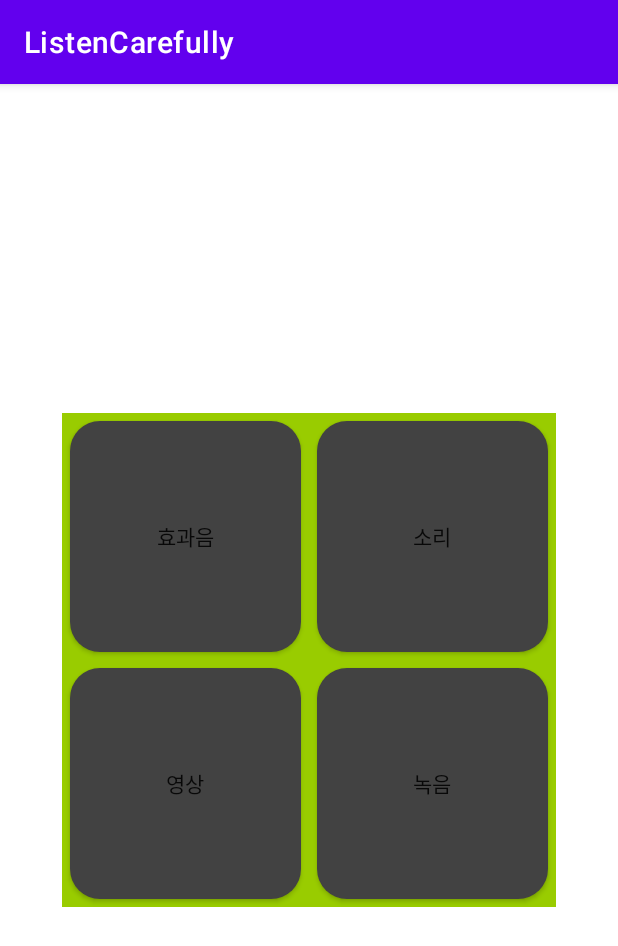
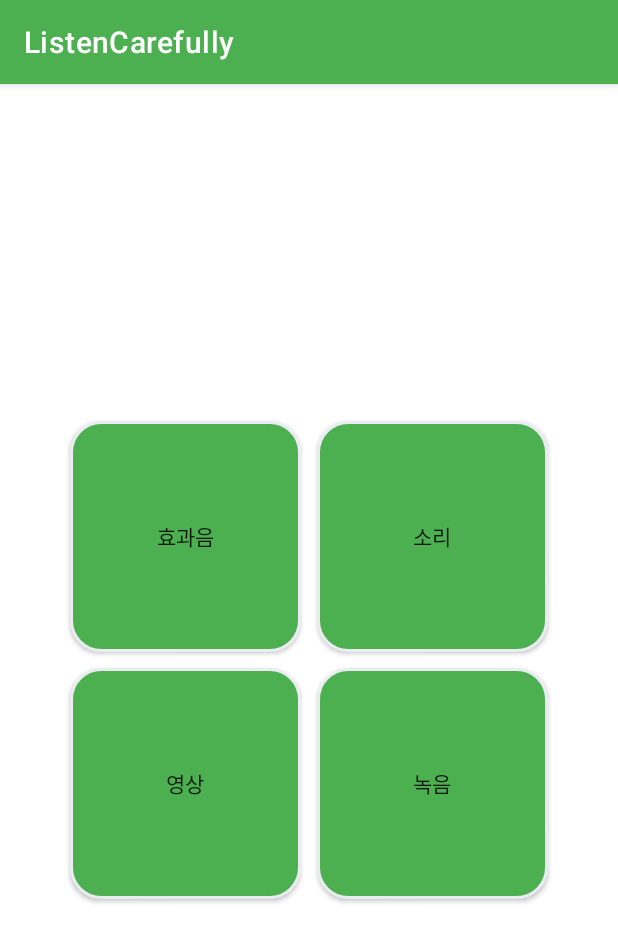
Before and after one commit to twaun95/Listen-Carefully, an Android app: the screen it shows after launch (MainActivity), on a phone screen of 412 x 824 dp. Shown: the top 946 px of the screen. Run offline under Robolectric (Android 15) with nearby library versions, the phone set to English and light mode, and no system bars; our stand-ins replace data binding.

Commit message:
main view

```diff
--- a/app/src/main/AndroidManifest.xml
+++ b/app/src/main/AndroidManifest.xml
@@ -4,7 +4,7 @@
     package="com.twaun95.listencarefully">
 
     <application
-        android:name=".di.LCApplication"
+        android:name=".LCApplication"
         android:allowBackup="true"
         android:dataExtractionRules="@xml/data_extraction_rules"
         android:fullBackupContent="@xml/backup_rules"
--- a/app/src/main/java/com/twaun95/listencarefully/di/LCApplication.kt
+++ b/app/src/main/java/com/twaun95/listencarefully/LCApplication.kt
@@ -1,4 +1,4 @@
-package com.twaun95.listencarefully.di
+package com.twaun95.listencarefully
 
 import android.app.Application
 import com.twaun95.listencarefully.di.modules.ManagerModule
--- a/app/src/main/res/drawable/button_main.xml
+++ b/app/src/main/res/drawable/button_main.xml
@@ -3,13 +3,15 @@
     <item android:state_pressed="true">
         <shape android:shape="rectangle">
             <corners android:radius="20dp"/>
-            <solid android:color="@color/teal_200"/>
+            <stroke android:width="2dp" android:color="@color/mono3"/>
+            <solid android:color="@color/test_background"/>
         </shape>
     </item>
     <item>
         <shape android:shape="rectangle">
             <corners android:radius="20dp"/>
-            <solid android:color="@color/cardview_dark_background"/>
+            <stroke android:width="2dp" android:color="@color/mono3"/>
+            <solid android:color="@color/primary"/>
         </shape>
     </item>
 </selector>
--- a/app/src/main/res/layout/activity_main.xml
+++ b/app/src/main/res/layout/activity_main.xml
@@ -15,7 +15,6 @@
         <androidx.constraintlayout.widget.ConstraintLayout
             android:layout_width="0dp"
             android:layout_height="0dp"
-            android:background="@android:color/holo_green_light"
             app:layout_constraintBottom_toBottomOf="parent"
             app:layout_constraintDimensionRatio="1"
             app:layout_constraintEnd_toEndOf="parent"
--- a/app/src/main/res/values/colors.xml
+++ b/app/src/main/res/values/colors.xml
@@ -3,8 +3,21 @@
     <color name="purple_200">#FFBB86FC</color>
     <color name="purple_500">#FF6200EE</color>
     <color name="purple_700">#FF3700B3</color>
-    <color name="teal_200">#FF03DAC5</color>
+    <color name="teal_200">#4CAF50</color>
     <color name="teal_700">#FF018786</color>
     <color name="black">#FF000000</color>
     <color name="white">#FFFFFFFF</color>
+
+    <color name="transparent">#00000000</color>
+
+    <color name="primary">#4CAF50</color>
+    <color name="primary_variant">#3A853D</color>
+    <color name="test_background">#569C59</color>
+
+    <color name="mono1">#FFFFFF</color>
+    <color name="mono2">#F1F4F8</color>
+    <color name="mono3">#E9ECF1</color>
+    <color name="mono4">#D5DAE1</color>
+    <color name="mono5">#C5CAD2</color>
+
 </resources>
--- a/app/src/main/res/values/themes.xml
+++ b/app/src/main/res/values/themes.xml
@@ -2,8 +2,8 @@
     <!-- Base application theme. -->
     <style name="Theme.ListenCarefully" parent="Theme.MaterialComponents.DayNight.DarkActionBar">
         <!-- Primary brand color. -->
-        <item name="colorPrimary">@color/purple_500</item>
-        <item name="colorPrimaryVariant">@color/purple_700</item>
+        <item name="colorPrimary">@color/primary</item>
+        <item name="colorPrimaryVariant">@color/primary_variant</item>
         <item name="colorOnPrimary">@color/white</item>
         <!-- Secondary brand color. -->
         <item name="colorSecondary">@color/teal_200</item>
```
